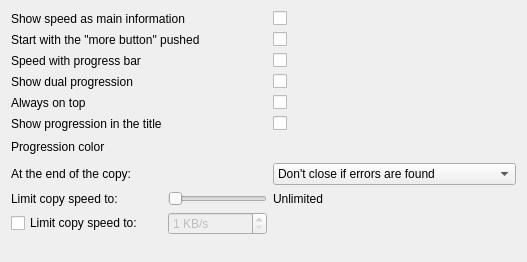
Qt form plugins/Themes/Oxygen/themesOptions.ui (alphaonex86/Ultracopier) before a commit.
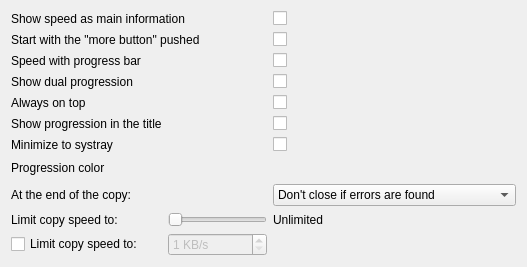
The same form after that commit.

Commit message: Update to remplace Supercopier, add minimize to systray

Patch:
```diff
--- a/plugins/Themes/Oxygen/themesOptions.ui
+++ b/plugins/Themes/Oxygen/themesOptions.ui
@@ -14,6 +14,43 @@
    <item row="2" column="2">
     <widget class="QCheckBox" name="speedWithProgressBar"/>
    </item>
+   <item row="10" column="2">
+    <widget class="QLabel" name="label_SpeedMaxValue">
+     <property name="text">
+      <string notr="true">Unlimited</string>
+     </property>
+    </widget>
+   </item>
+   <item row="11" column="0">
+    <widget class="QCheckBox" name="checkBox_limitSpeed">
+     <property name="text">
+      <string>Limit copy speed to:</string>
+     </property>
+    </widget>
+   </item>
+   <item row="11" column="1">
+    <widget class="QSpinBox" name="limitSpeed">
+     <property name="enabled">
+      <bool>false</bool>
+     </property>
+     <property name="suffix">
+      <string> KB/s</string>
+     </property>
+     <property name="minimum">
+      <number>1</number>
+     </property>
+     <property name="maximum">
+      <number>999999</number>
+     </property>
+    </widget>
+   </item>
+   <item row="2" column="0" colspan="2">
+    <widget class="QLabel" name="labelSpeedWithProgressBar">
+     <property name="text">
+      <string>Speed with progress bar</string>
+     </property>
+    </widget>
+   </item>
    <item row="3" column="0" colspan="2">
     <widget class="QLabel" name="labelDualProgression">
      <property name="text">
@@ -24,7 +61,7 @@
    <item row="3" column="2">
     <widget class="QCheckBox" name="showDualProgression"/>
    </item>
-   <item row="9" column="1">
+   <item row="10" column="1">
     <widget class="QSlider" name="SliderSpeed">
      <property name="maximum">
       <number>5</number>
@@ -54,21 +91,21 @@
    <item row="1" column="2">
     <widget class="QCheckBox" name="checkBoxStartWithMoreButtonPushed"/>
    </item>
-   <item row="7" column="0">
+   <item row="8" column="0">
     <widget class="QLabel" name="label_2">
      <property name="text">
       <string>At the end of the copy: </string>
      </property>
     </widget>
    </item>
-   <item row="9" column="0">
+   <item row="10" column="0">
     <widget class="QLabel" name="label_Slider_speed">
      <property name="text">
       <string>Limit copy speed to:</string>
      </property>
     </widget>
    </item>
-   <item row="7" column="1">
+   <item row="8" column="1">
     <spacer name="horizontalSpacer">
      <property name="orientation">
       <enum>Qt::Horizontal</enum>
@@ -81,7 +118,7 @@
      </property>
     </spacer>
    </item>
-   <item row="7" column="2">
+   <item row="8" column="2">
     <widget class="QComboBox" name="comboBox_copyEnd">
      <item>
       <property name="text">
@@ -100,7 +137,7 @@
      </item>
     </widget>
    </item>
-   <item row="11" column="0">
+   <item row="12" column="0">
     <spacer name="verticalSpacer">
      <property name="orientation">
       <enum>Qt::Vertical</enum>
@@ -113,44 +150,7 @@
      </property>
     </spacer>
    </item>
-   <item row="9" column="2">
-    <widget class="QLabel" name="label_SpeedMaxValue">
-     <property name="text">
-      <string notr="true">Unlimited</string>
-     </property>
-    </widget>
-   </item>
-   <item row="10" column="0">
-    <widget class="QCheckBox" name="checkBox_limitSpeed">
-     <property name="text">
-      <string>Limit copy speed to:</string>
-     </property>
-    </widget>
-   </item>
-   <item row="10" column="1">
-    <widget class="QSpinBox" name="limitSpeed">
-     <property name="enabled">
-      <bool>false</bool>
-     </property>
-     <property name="suffix">
-      <string> KB/s</string>
-     </property>
-     <property name="minimum">
-      <number>1</number>
-     </property>
-     <property name="maximum">
-      <number>999999</number>
-     </property>
-    </widget>
-   </item>
-   <item row="2" column="0" colspan="2">
-    <widget class="QLabel" name="labelSpeedWithProgressBar">
-     <property name="text">
-      <string>Speed with progress bar</string>
-     </property>
-    </widget>
-   </item>
-   <item row="6" column="2">
+   <item row="7" column="2">
     <widget class="QFrame" name="frameProgressionColor">
      <layout class="QHBoxLayout" name="horizontalLayout">
       <property name="spacing">
@@ -250,7 +250,7 @@
      </layout>
     </widget>
    </item>
-   <item row="6" column="0">
+   <item row="7" column="0">
     <widget class="QLabel" name="labelProgressionColor">
      <property name="text">
       <string>Progression color</string>
@@ -277,6 +277,16 @@
      </property>
     </widget>
    </item>
+   <item row="6" column="2">
+    <widget class="QCheckBox" name="minimizeToSystray"/>
+   </item>
+   <item row="6" column="0">
+    <widget class="QLabel" name="label">
+     <property name="text">
+      <string>Minimize to systray</string>
+     </property>
+    </widget>
+   </item>
   </layout>
  </widget>
  <resources/>
```
The commit also changes 37 other files.
